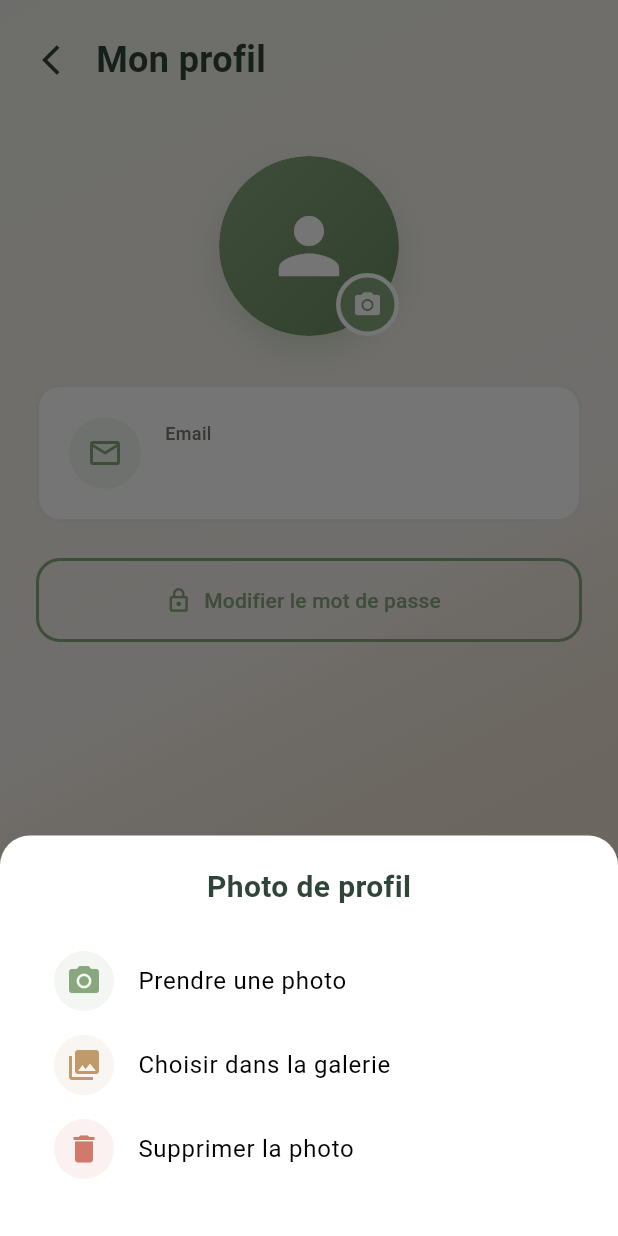
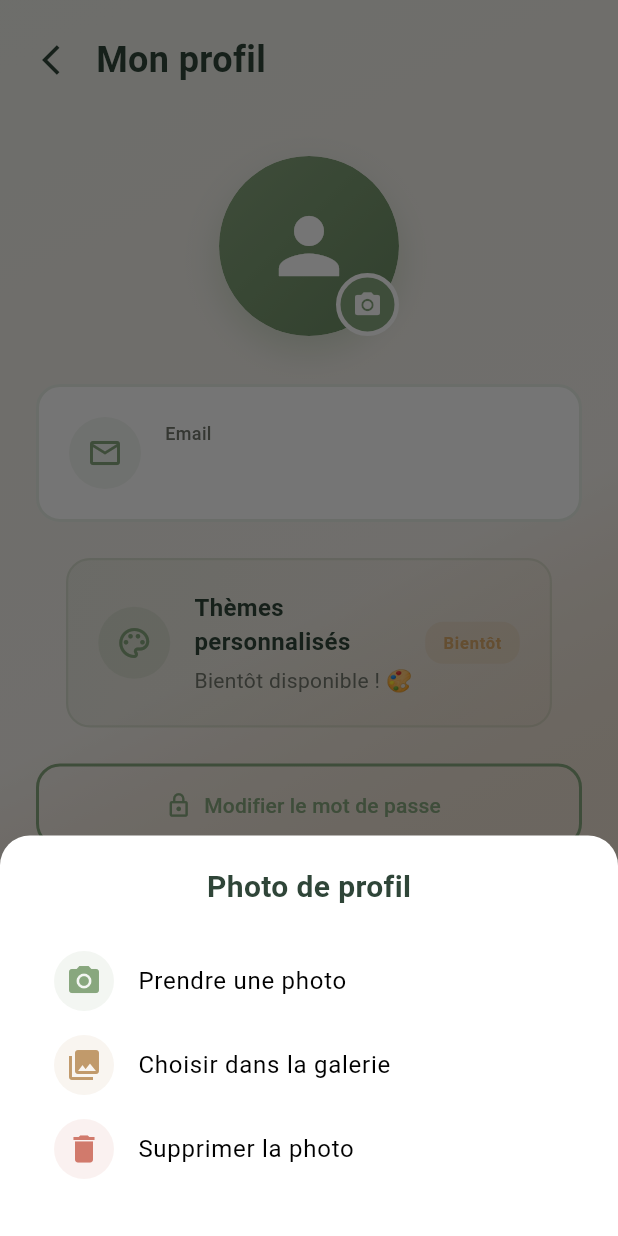
Before and after one commit to risemomentuman-commits/MoodTips, a Flutter app: the ProfilePage screen opened by its route, after a tap on the "person" icon, on a phone screen of 412 x 824 dp. Run offline on Flutter 3.47's test engine with Material 3 defaults, Android fonts, the phone set to English and light mode, and no system bars; our stand-ins replace audioplayers, fl_chart, flutter_local_notifications, flutter_tts, image_picker, just_audio and 4 more; missing offline and left inert: dart:html; accounts and stored records are empty; network calls fail; Roboto replaces fonts that are missing (SF Pro).

Commit message:
Web improvements and new icons

```diff
--- a/lib/pages/profile_page.dart
+++ b/lib/pages/profile_page.dart
@@ -555,6 +555,86 @@ class _ProfilePageState extends State<ProfilePage> {
                               SizedBox(height: 24),
                             ],
 
+                            // Section Thèmes (bientôt disponible)
+                            Container(
+                              margin: EdgeInsets.symmetric(horizontal: 20),
+                              padding: EdgeInsets.all(20),
+                              decoration: BoxDecoration(
+                                gradient: LinearGradient(
+                                  begin: Alignment.topLeft,
+                                  end: Alignment.bottomRight,
+                                  colors: [
+                                    AppColors.primary.withOpacity(0.1),
+                                    AppColors.secondary.withOpacity(0.05),
+                                  ],
+                                ),
+                                borderRadius: BorderRadius.circular(16),
+                                border: Border.all(
+                                  color: AppColors.primary.withOpacity(0.2),
+                                  width: 1.5,
+                                ),
+                              ),
+                              child: Row(
+                                children: [
+                                  Container(
+                                    width: 48,
+                                    height: 48,
+                                    decoration: BoxDecoration(
+                                      color: AppColors.primary.withOpacity(0.15),
+                                      shape: BoxShape.circle,
+                                    ),
+                                    child: Icon(
+                                      Icons.palette_outlined,
+                                      color: AppColors.primary,
+                                      size: 24,
+                                    ),
+                                  ),
+                                  SizedBox(width: 16),
+                                  Expanded(
+                                    child: Column(
+                                      crossAxisAlignment: CrossAxisAlignment.start,
+                                      children: [
+                                        Text(
+                                          'Thèmes personnalisés',
+                                          style: TextStyle(
+                                            fontSize: 16,
+                                            fontWeight: FontWeight.bold,
+                                            color: AppColors.textDark,
+                                          ),
+                                        ),
+                                        SizedBox(height: 4),
+                                        Text(
+                                          'Bientôt disponible ! 🎨',
+                                          style: TextStyle(
+                                            fontSize: 14,
+                                            color: AppColors.textMedium,
+                                          ),
+                                        ),
+                                      ],
+                                    ),
+                                  ),
+                                  Container(
+                                    padding: EdgeInsets.symmetric(horizontal: 12, vertical: 6),
+                                    decoration: BoxDecoration(
+                                      color: AppColors.warning.withOpacity(0.15),
+                                      borderRadius: BorderRadius.circular(12),
+                                    ),
+                                    child: Text(
+                                      'Bientôt',
+                                      style: TextStyle(
+                                        fontSize: 11,
+                                        fontWeight: FontWeight.w600,
+                                        color: AppColors.warning,
+                                        letterSpacing: 0.5,
+                                      ),
+                                    ),
+                                  ),
+                                ],
+                              ),
+                            ),
+
+                            SizedBox(height: 24),
+
                             // Bouton Modifier mot de passe
                             SizedBox(
                               width: double.infinity,
--- a/lib/pages/tips_player_page.dart
+++ b/lib/pages/tips_player_page.dart
@@ -7,6 +7,7 @@ import '../models/instruction_step.dart';
 import '../utils/app_colors.dart';
 import '../services/supabase_service.dart';
 import '../services/audio_preloader.dart';
+import '../services/tts_service.dart';
 
 class TipsPlayerPage extends StatefulWidget {
   final Tip tip;
```
Also changed, not shown: lib/pages/sleep_page.dart (+44 -20 lines), lib/services/tts_service.dart (added, +65 -0 lines), 6 other files.
